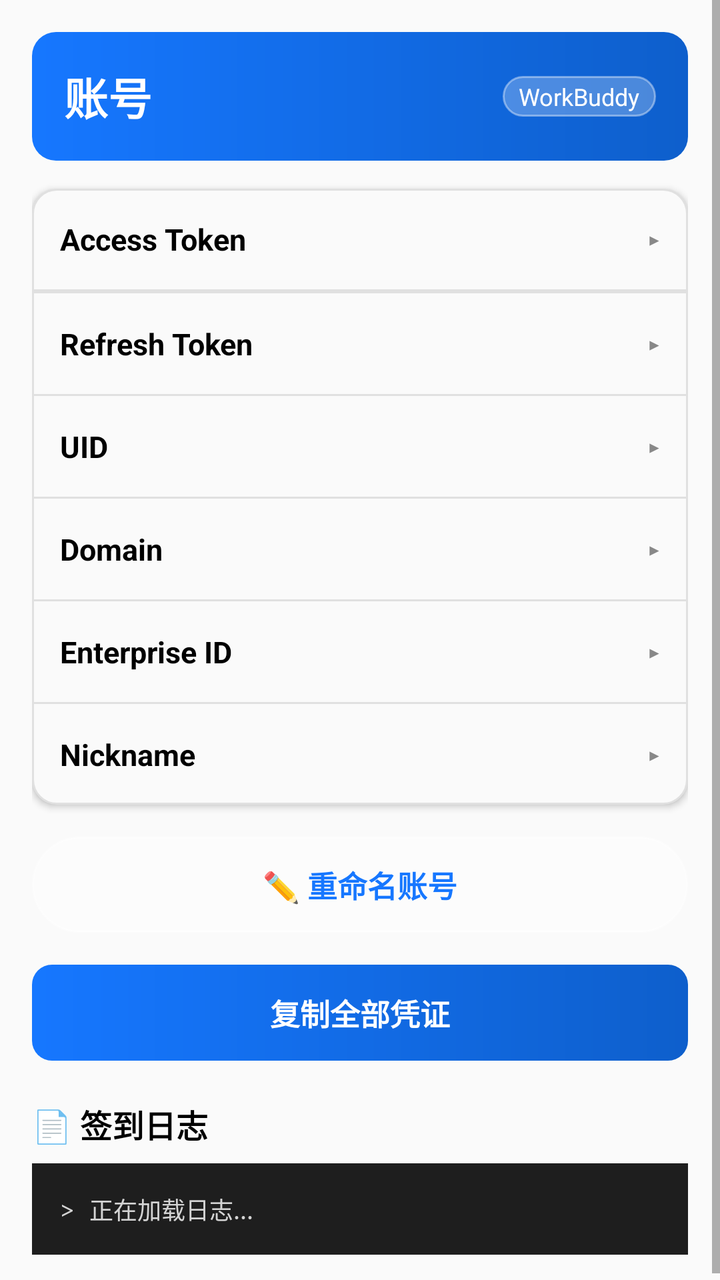
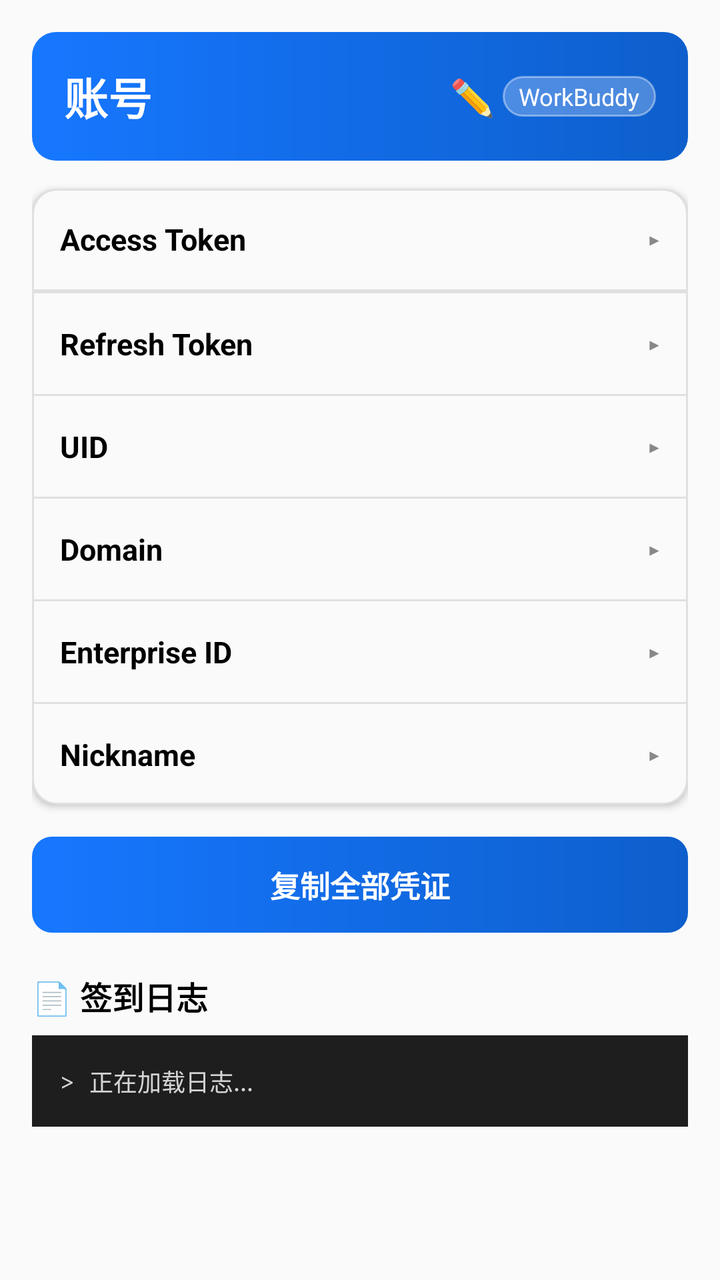

Before-and-after screenshots of an Android layout around one commit, followed by the original layout XML and the change that was made.
<!-- AndroidManifest.xml: application theme Theme.SignApp -->
<!-- res/layout/activity_workbuddy_account_detail.xml -->
<?xml version="1.0" encoding="utf-8"?>
<ScrollView xmlns:android="http://schemas.android.com/apk/res/android"
    android:layout_width="match_parent"
    android:layout_height="match_parent"
    android:background="@color/card_bg"
    android:fillViewport="true">

    <LinearLayout
        android:layout_width="match_parent"
        android:layout_height="wrap_content"
        android:orientation="vertical"
        android:padding="16dp">

        
        <LinearLayout
            android:layout_width="match_parent"
            android:layout_height="wrap_content"
            android:orientation="horizontal"
            android:gravity="center_vertical"
            android:background="@drawable/bg_header_gradient"
            android:padding="16dp"
            android:paddingBottom="18dp">

            <TextView
                android:id="@+id/tvWbDetailLabel"
                android:layout_width="0dp"
                android:layout_height="wrap_content"
                android:layout_weight="1"
                android:text="账号"
                android:textColor="@color/white"
                android:textSize="22sp"
                android:textStyle="bold" />

            <TextView
                android:layout_width="wrap_content"
                android:layout_height="wrap_content"
                android:background="@drawable/bg_badge"
                android:paddingLeft="8dp"
                android:paddingRight="8dp"
                android:paddingTop="2dp"
                android:paddingBottom="2dp"
                android:text="WorkBuddy"
                android:textColor="@color/white"
                android:textSize="12sp" />
        </LinearLayout>

        
        <LinearLayout
            android:layout_width="match_parent"
            android:layout_height="wrap_content"
            android:orientation="vertical"
            android:layout_marginTop="14dp"
            android:background="@drawable/bg_card"
            android:elevation="2dp">

            
            <LinearLayout
                android:id="@+id/headerWbAccess"
                android:layout_width="match_parent"
                android:layout_height="wrap_content"
                android:orientation="horizontal"
                android:gravity="center_vertical"
                android:padding="14dp"
                android:clickable="true"
                android:focusable="true">

                <TextView
                    android:layout_width="0dp"
                    android:layout_height="wrap_content"
                    android:layout_weight="1"
                    android:text="Access Token"
                    android:textColor="@color/black"
                    android:textSize="15sp"
                    android:textStyle="bold" />

                <TextView
                    android:id="@+id/iconWbAccess"
                    android:layout_width="wrap_content"
                    android:layout_height="wrap_content"
                    android:text="▸"
                    android:textColor="@color/gray"
                    android:textSize="16sp" />
            </LinearLayout>
            <View
                android:layout_width="match_parent"
                android:layout_height="1dp"
                android:background="@color/divider" />

            <TextView
                android:id="@+id/tvWbAccessToken"
                android:layout_width="match_parent"
                android:layout_height="wrap_content"
                android:padding="14dp"
                android:background="@color/card_bg"
                android:fontFamily="monospace"
                android:gravity="center_vertical"
                android:textIsSelectable="true"
                android:textColor="@color/primary_dark"
                android:textSize="12sp"
                android:visibility="gone" />

            <View
                android:layout_width="match_parent"
                android:layout_height="1dp"
                android:background="@color/divider" />

            
            <LinearLayout
                android:id="@+id/headerWbRefresh"
                android:layout_width="match_parent"
                android:layout_height="wrap_content"
                android:orientation="horizontal"
                android:gravity="center_vertical"
                android:padding="14dp"
                android:clickable="true"
                android:focusable="true">

                <TextView
                    android:layout_width="0dp"
                    android:layout_height="wrap_content"
                    android:layout_weight="1"
                    android:text="Refresh Token"
                    android:textColor="@color/black"
                    android:textSize="15sp"
                    android:textStyle="bold" />

                <TextView
                    android:id="@+id/iconWbRefresh"
                    android:layout_width="wrap_content"
                    android:layout_height="wrap_content"
                    android:text="▸"
                    android:textColor="@color/gray"
                    android:textSize="16sp" />
            </LinearLayout>

            <TextView
                android:id="@+id/tvWbRefreshToken"
                android:layout_width="match_parent"
                android:layout_height="wrap_content"
                android:padding="14dp"
                android:background="@color/card_bg"
                android:fontFamily="monospace"
                android:gravity="center_vertical"
                android:textIsSelectable="true"
                android:textColor="@color/primary_dark"
                android:textSize="12sp"
                android:visibility="gone" />

            <View
                android:layout_width="match_parent"
                android:layout_height="1dp"
                android:background="@color/divider" />

            
            <LinearLayout
                android:id="@+id/headerWbUid"
                android:layout_width="match_parent"
                android:layout_height="wrap_content"
                android:orientation="horizontal"
                android:gravity="center_vertical"
                android:padding="14dp"
                android:clickable="true"
                android:focusable="true">

                <TextView
                    android:layout_width="0dp"
                    android:layout_height="wrap_content"
                    android:layout_weight="1"
                    android:text="UID"
                    android:textColor="@color/black"
                    android:textSize="15sp"
                    android:textStyle="bold" />

                <TextView
                    android:id="@+id/iconWbUid"
                    android:layout_width="wrap_content"
                    android:layout_height="wrap_content"
                    android:text="▸"
                    android:textColor="@color/gray"
                    android:textSize="16sp" />
            </LinearLayout>

            <TextView
                android:id="@+id/tvWbUid"
                android:layout_width="match_parent"
                android:layout_height="wrap_content"
                android:padding="14dp"
                android:background="@color/card_bg"
                android:fontFamily="monospace"
                android:gravity="center_vertical"
                android:textIsSelectable="true"
                android:textColor="@color/primary_dark"
                android:textSize="12sp"
                android:visibility="gone" />

            <View
                android:layout_width="match_parent"
                android:layout_height="1dp"
                android:background="@color/divider" />

            
            <LinearLayout
                android:id="@+id/headerWbDomain"
                android:layout_width="match_parent"
                android:layout_height="wrap_content"
                android:orientation="horizontal"
                android:gravity="center_vertical"
                android:padding="14dp"
                android:clickable="true"
                android:focusable="true">

                <TextView
                    android:layout_width="0dp"
                    android:layout_height="wrap_content"
                    android:layout_weight="1"
                    android:text="Domain"
                    android:textColor="@color/black"
                    android:textSize="15sp"
                    android:textStyle="bold" />

                <TextView
                    android:id="@+id/iconWbDomain"
                    android:layout_width="wrap_content"
                    android:layout_height="wrap_content"
                    android:text="▸"
                    android:textColor="@color/gray"
                    android:textSize="16sp" />
            </LinearLayout>

            <TextView
                android:id="@+id/tvWbDomain"
                android:layout_width="match_parent"
                android:layout_height="wrap_content"
                android:padding="14dp"
                android:background="@color/card_bg"
                android:fontFamily="monospace"
                android:gravity="center_vertical"
                android:textIsSelectable="true"
                android:textColor="@color/primary_dark"
                android:textSize="12sp"
                android:visibility="gone" />

            <View
                android:layout_width="match_parent"
                android:layout_height="1dp"
                android:background="@color/divider" />

            
            <LinearLayout
                android:id="@+id/headerWbEnterprise"
                android:layout_width="match_parent"
                android:layout_height="wrap_content"
                android:orientation="horizontal"
                android:gravity="center_vertical"
                android:padding="14dp"
                android:clickable="true"
                android:focusable="true">

                <TextView
                    android:layout_width="0dp"
                    android:layout_height="wrap_content"
                    android:layout_weight="1"
                    android:text="Enterprise ID"
                    android:textColor="@color/black"
                    android:textSize="15sp"
                    android:textStyle="bold" />

                <TextView
                    android:id="@+id/iconWbEnterprise"
                    android:layout_width="wrap_content"
                    android:layout_height="wrap_content"
                    android:text="▸"
                    android:textColor="@color/gray"
                    android:textSize="16sp" />
            </LinearLayout>

            <TextView
                android:id="@+id/tvWbEnterprise"
                android:layout_width="match_parent"
                android:layout_height="wrap_content"
                android:padding="14dp"
                android:background="@color/card_bg"
                android:fontFamily="monospace"
                android:gravity="center_vertical"
                android:textIsSelectable="true"
                android:textColor="@color/primary_dark"
                android:textSize="12sp"
                android:visibility="gone" />

            <View
                android:layout_width="match_parent"
                android:layout_height="1dp"
                android:background="@color/divider" />

            
            <LinearLayout
                android:id="@+id/headerWbNickname"
                android:layout_width="match_parent"
                android:layout_height="wrap_content"
                android:orientation="horizontal"
                android:gravity="center_vertical"
                android:padding="14dp"
                android:clickable="true"
                android:focusable="true">

                <TextView
                    android:layout_width="0dp"
                    android:layout_height="wrap_content"
                    android:layout_weight="1"
                    android:text="Nickname"
                    android:textColor="@color/black"
                    android:textSize="15sp"
                    android:textStyle="bold" />

                <TextView
                    android:id="@+id/iconWbNickname"
                    android:layout_width="wrap_content"
                    android:layout_height="wrap_content"
                    android:text="▸"
                    android:textColor="@color/gray"
                    android:textSize="16sp" />
            </LinearLayout>

            <TextView
                android:id="@+id/tvWbNickname"
                android:layout_width="match_parent"
                android:layout_height="wrap_content"
                android:padding="14dp"
                android:background="@color/card_bg"
                android:fontFamily="monospace"
                android:gravity="center_vertical"
                android:textIsSelectable="true"
                android:textColor="@color/primary_dark"
                android:textSize="12sp"
                android:visibility="gone" />
        </LinearLayout>

        
        <TextView
            android:id="@+id/btnWbRename"
            android:layout_width="match_parent"
            android:layout_height="wrap_content"
            android:layout_marginTop="16dp"
            android:background="@drawable/bg_badge"
            android:gravity="center"
            android:padding="13dp"
            android:text="✏️ 重命名账号"
            android:textColor="@color/primary"
            android:textSize="15sp"
            android:textStyle="bold" />

        
        <TextView
            android:id="@+id/btnWbCopyAll"
            android:layout_width="match_parent"
            android:layout_height="wrap_content"
            android:layout_marginTop="16dp"
            android:background="@drawable/bg_btn"
            android:gravity="center"
            android:padding="13dp"
            android:text="复制全部凭证"
            android:textColor="@color/white"
            android:textSize="15sp"
            android:textStyle="bold" />

        
        <TextView
            android:layout_width="match_parent"
            android:layout_height="wrap_content"
            android:layout_marginTop="20dp"
            android:text="📄 签到日志"
            android:textColor="@color/black"
            android:textSize="16sp"
            android:textStyle="bold" />

        <TextView
            android:id="@+id/tvWbLogs"
            android:layout_width="match_parent"
            android:layout_height="wrap_content"
            android:layout_marginTop="8dp"
            android:background="@color/terminal_bg"
            android:padding="14dp"
            android:text="> 正在加载日志..."
            android:textColor="@color/terminal_white"
            android:textSize="12sp"
            android:fontFamily="monospace"
            android:lineSpacingExtra="4dp" />
    </LinearLayout>
</ScrollView>
<!-- resources referenced by this layout -->
<resources>
  <color name="black">#000000</color>
  <color name="card_bg">#FAFAFA</color>
  <color name="divider">#E0E0E0</color>
  <color name="gray">#888888</color>
  <color name="primary">#1677FF</color>
  <color name="primary_dark">#0E5FCC</color>
  <color name="terminal_bg">#1E1E1E</color>
  <color name="terminal_white">#D4D4D4</color>
  <color name="white">#FFFFFF</color>
  <!-- drawable bg_badge (drawable) -->
  <?xml version="1.0" encoding="utf-8"?>
  <shape xmlns:android="http://schemas.android.com/apk/res/android">
      <solid android:color="#40FFFFFF" />
      <corners android:radius="999dp" />
      <stroke android:width="1dp" android:color="#66FFFFFF" />
  </shape>
  <!-- drawable bg_btn (drawable) -->
  <?xml version="1.0" encoding="utf-8"?>
  <shape xmlns:android="http://schemas.android.com/apk/res/android">
      <gradient
          android:angle="0"
          android:startColor="#1677FF"
          android:endColor="#0E5FCC" />
      <corners android:radius="10dp" />
  </shape>
  <!-- drawable bg_card (drawable) -->
  <?xml version="1.0" encoding="utf-8"?>
  <shape xmlns:android="http://schemas.android.com/apk/res/android">
      <solid android:color="@color/card_bg" />
      <corners android:radius="12dp" />
      <stroke android:width="1dp" android:color="@color/divider" />
  </shape>
  <!-- drawable bg_header_gradient (drawable) -->
  <?xml version="1.0" encoding="utf-8"?>
  <shape xmlns:android="http://schemas.android.com/apk/res/android">
      <gradient
          android:angle="0"
          android:startColor="#1677FF"
          android:endColor="#0E5FCC" />
      <corners android:radius="12dp" />
  </shape>
  <style name="Theme.SignApp" parent="Theme.MaterialComponents.DayNight.NoActionBar">
          <item name="colorPrimary">@color/primary</item>
          <item name="colorPrimaryVariant">@color/primary_dark</item>
          <item name="colorOnPrimary">@color/white</item>
          <item name="android:statusBarColor">@color/primary</item>
          <item name="android:windowBackground">@color/white</item>
      </style>
</resources>

<!-- the commit's change to res/layout/activity_workbuddy_account_detail.xml (unified diff, before → after) -->
@@ -30,6 +30,19 @@
                 android:textColor="@color/white"
                 android:textSize="22sp"
                 android:textStyle="bold" />
+
+            
+            <TextView
+                android:id="@+id/btnWbRenameIcon"
+                android:layout_width="wrap_content"
+                android:layout_height="wrap_content"
+                android:layout_marginStart="6dp"
+                android:padding="4dp"
+                android:background="?attr/selectableItemBackgroundBorderless"
+                android:text="✏️"
+                android:textColor="@color/white"
+                android:textSize="18sp"
+                android:contentDescription="重命名账号" />
 
             <TextView
                 android:layout_width="wrap_content"
@@ -334,20 +347,6 @@
                 android:textSize="12sp"
                 android:visibility="gone" />
         </LinearLayout>
-
-        
-        <TextView
-            android:id="@+id/btnWbRename"
-            android:layout_width="match_parent"
-            android:layout_height="wrap_content"
-            android:layout_marginTop="16dp"
-            android:background="@drawable/bg_badge"
-            android:gravity="center"
-            android:padding="13dp"
-            android:text="✏️ 重命名账号"
-            android:textColor="@color/primary"
-            android:textSize="15sp"
-            android:textStyle="bold" />
 
         
         <TextView
